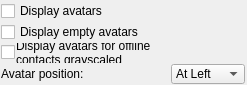
xnamed/vacuum-im, file src/plugins/avatars/avataroptionswidget.ui: the form before one commit.
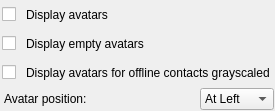
The form after the commit.

Patch:
```diff
--- a/src/plugins/avatars/avataroptionswidget.ui
+++ b/src/plugins/avatars/avataroptionswidget.ui
@@ -6,14 +6,17 @@
    <rect>
     <x>0</x>
     <y>0</y>
-    <width>247</width>
-    <height>85</height>
+    <width>275</width>
+    <height>111</height>
    </rect>
   </property>
   <property name="windowTitle">
    <string notr="true">Avatar options widget</string>
   </property>
-  <layout class="QGridLayout" name="gridLayout">
+  <layout class="QVBoxLayout" name="verticalLayout" stretch="0,0,0,0">
+   <property name="spacing">
+    <number>1</number>
+   </property>
    <property name="leftMargin">
     <number>1</number>
    </property>
@@ -26,106 +29,172 @@
    <property name="bottomMargin">
     <number>1</number>
    </property>
-   <property name="spacing">
-    <number>1</number>
-   </property>
-   <item row="2" column="0">
-    <widget class="QCheckBox" name="cbGrayscaledOffline">
-     <property name="sizePolicy">
-      <sizepolicy hsizetype="Maximum" vsizetype="Fixed">
-       <horstretch>0</horstretch>
-       <verstretch>0</verstretch>
-      </sizepolicy>
+   <item>
+    <layout class="QHBoxLayout" name="horizontalLayout">
+     <property name="spacing">
+      <number>10</number>
      </property>
-     <property name="text">
-      <string/>
+     <property name="leftMargin">
+      <number>1</number>
      </property>
-    </widget>
+     <item>
+      <widget class="QCheckBox" name="cbShow">
+       <property name="sizePolicy">
+        <sizepolicy hsizetype="Maximum" vsizetype="Fixed">
+         <horstretch>0</horstretch>
+         <verstretch>0</verstretch>
+        </sizepolicy>
+       </property>
+       <property name="text">
+        <string/>
+       </property>
+      </widget>
+     </item>
+     <item>
+      <widget class="QLabel" name="label_3">
+       <property name="text">
+        <string>Display avatars</string>
+       </property>
+       <property name="wordWrap">
+        <bool>true</bool>
+       </property>
+      </widget>
+     </item>
+    </layout>
    </item>
-   <item row="0" column="0" colspan="4">
-    <widget class="QCheckBox" name="cbShow">
-     <property name="text">
-      <string>Display avatars</string>
+   <item>
+    <layout class="QHBoxLayout" name="horizontalLayout_2">
+     <property name="spacing">
+      <number>10</number>
      </property>
-    </widget>
-   </item>
-   <item row="3" column="0" colspan="2">
-    <widget class="QLabel" name="lblAvatarPosition">
-     <property name="sizePolicy">
-      <sizepolicy hsizetype="Maximum" vsizetype="Preferred">
-       <horstretch>0</horstretch>
-       <verstretch>0</verstretch>
-      </sizepolicy>
+     <property name="leftMargin">
+      <number>1</number>
      </property>
-     <property name="text">
-      <string>Avatar position:</string>
-     </property>
-    </widget>
+     <item>
+      <widget class="QCheckBox" name="cbShowEmpty">
+       <property name="sizePolicy">
+        <sizepolicy hsizetype="Maximum" vsizetype="Fixed">
+         <horstretch>0</horstretch>
+         <verstretch>0</verstretch>
+        </sizepolicy>
+       </property>
+       <property name="text">
+        <string/>
+       </property>
+      </widget>
+     </item>
+     <item>
+      <widget class="QLabel" name="label_2">
+       <property name="text">
+        <string>Display empty avatars</string>
+       </property>
+       <property name="wordWrap">
+        <bool>true</bool>
+       </property>
+      </widget>
+     </item>
+    </layout>
    </item>
-   <item row="2" column="1" colspan="4">
-    <widget class="QLabel" name="label">
-     <property name="sizePolicy">
-      <sizepolicy hsizetype="Maximum" vsizetype="Preferred">
-       <horstretch>0</horstretch>
-       <verstretch>0</verstretch>
-      </sizepolicy>
+   <item>
+    <layout class="QHBoxLayout" name="horizontalLayout_3">
+     <property name="spacing">
+      <number>10</number>
      </property>
-     <property name="text">
-      <string>Display avatars for offline contacts grayscaled</string>
-     </property>
-     <property name="wordWrap">
-      <bool>true</bool>
-     </property>
-    </widget>
-   </item>
-   <item row="3" column="3">
-    <widget class="QComboBox" name="cmbAvatarPosition">
-     <property name="sizePolicy">
-      <sizepolicy hsizetype="Maximum" vsizetype="Fixed">
-       <horstretch>0</horstretch>
-       <verstretch>0</verstretch>
-      </sizepolicy>
-     </property>
-     <property name="currentIndex">
+     <property name="leftMargin">
       <number>1</number>
      </property>
      <item>
-      <property name="text">
-       <string>At Right</string>
-      </property>
+      <widget class="QCheckBox" name="cbGrayscaledOffline">
+       <property name="sizePolicy">
+        <sizepolicy hsizetype="Maximum" vsizetype="Fixed">
+         <horstretch>0</horstretch>
+         <verstretch>0</verstretch>
+        </sizepolicy>
+       </property>
+       <property name="text">
+        <string/>
+       </property>
+      </widget>
      </item>
      <item>
-      <property name="text">
-       <string>At Left</string>
-      </property>
+      <widget class="QLabel" name="label">
+       <property name="sizePolicy">
+        <sizepolicy hsizetype="Minimum" vsizetype="Preferred">
+         <horstretch>0</horstretch>
+         <verstretch>0</verstretch>
+        </sizepolicy>
+       </property>
+       <property name="text">
+        <string>Display avatars for offline contacts grayscaled</string>
+       </property>
+       <property name="wordWrap">
+        <bool>true</bool>
+       </property>
+      </widget>
      </item>
-    </widget>
+    </layout>
    </item>
-   <item row="1" column="0" colspan="4">
-    <widget class="QCheckBox" name="cbShowEmpty">
-     <property name="sizePolicy">
-      <sizepolicy hsizetype="Minimum" vsizetype="Fixed">
-       <horstretch>0</horstretch>
-       <verstretch>0</verstretch>
-      </sizepolicy>
+   <item>
+    <layout class="QHBoxLayout" name="horizontalLayout_4">
+     <property name="spacing">
+      <number>10</number>
      </property>
-     <property name="text">
-      <string>Display empty avatars</string>
+     <property name="leftMargin">
+      <number>3</number>
      </property>
-    </widget>
-   </item>
-   <item row="3" column="2">
-    <spacer name="horizontalSpacer_2">
-     <property name="orientation">
-      <enum>Qt::Horizontal</enum>
-     </property>
-     <property name="sizeHint" stdset="0">
-      <size>
-       <width>40</width>
-       <height>20</height>
-      </size>
-     </property>
-    </spacer>
+     <item>
+      <widget class="QLabel" name="lblAvatarPosition">
+       <property name="sizePolicy">
+        <sizepolicy hsizetype="Maximum" vsizetype="Preferred">
+         <horstretch>0</horstretch>
+         <verstretch>0</verstretch>
+        </sizepolicy>
+       </property>
+       <property name="text">
+        <string>Avatar position:</string>
+       </property>
+       <property name="wordWrap">
+        <bool>true</bool>
+       </property>
+      </widget>
+     </item>
+     <item>
+      <spacer name="horizontalSpacer_2">
+       <property name="orientation">
+        <enum>Qt::Horizontal</enum>
+       </property>
+       <property name="sizeHint" stdset="0">
+        <size>
+         <width>40</width>
+         <height>20</height>
+        </size>
+       </property>
+      </spacer>
+     </item>
+     <item>
+      <widget class="QComboBox" name="cmbAvatarPosition">
+       <property name="sizePolicy">
+        <sizepolicy hsizetype="Maximum" vsizetype="Fixed">
+         <horstretch>0</horstretch>
+         <verstretch>0</verstretch>
+        </sizepolicy>
+       </property>
+       <property name="currentIndex">
+        <number>1</number>
+       </property>
+       <item>
+        <property name="text">
+         <string>At Right</string>
+        </property>
+       </item>
+       <item>
+        <property name="text">
+         <string>At Left</string>
+        </property>
+       </item>
+      </widget>
+     </item>
+    </layout>
    </item>
   </layout>
  </widget>
```
